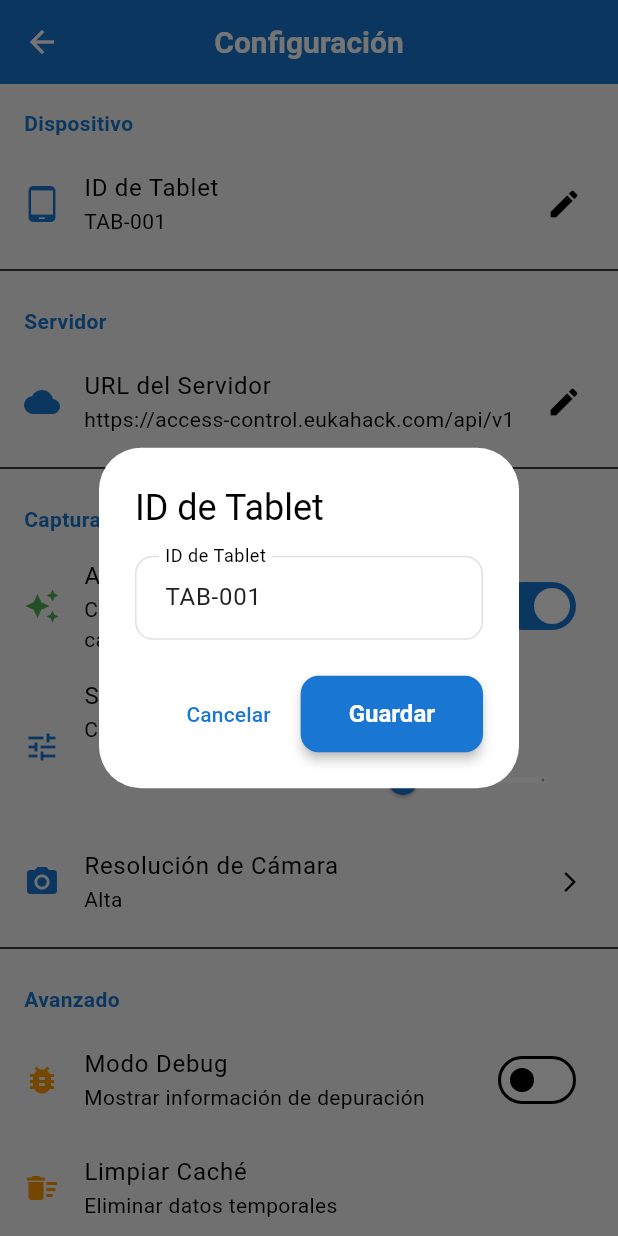
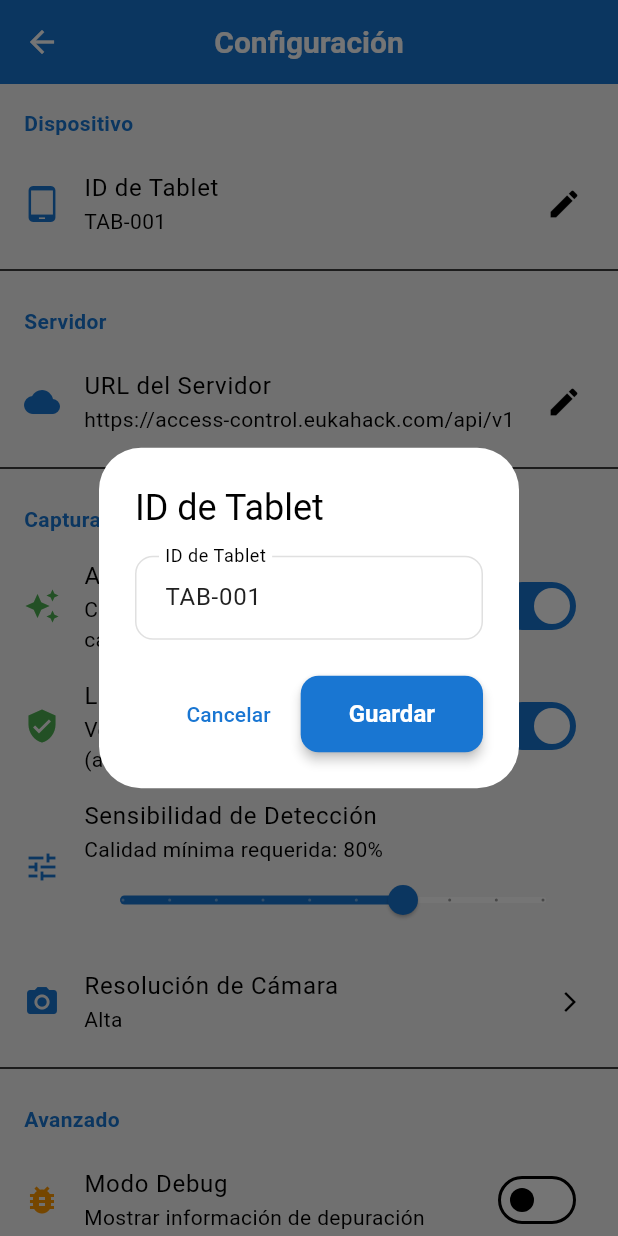
Before and after one commit to SebasInvent/changingbeat, a Flutter app: the SettingsScreen screen opened by its route, after a tap on "ID de Tablet", on a phone screen of 412 x 824 dp. Run offline on Flutter 3.47's test engine with Material 3 defaults, Android fonts, the phone set to English and light mode, and no system bars; our stand-ins replace audioplayers, camera, device_info_plus, dio, flutter_image_compress, flutter_tts and 5 more; missing offline and left inert: google_mlkit_face_detection, google_mlkit_text_recognition; accounts and stored records are empty; network calls fail.

Commit message:
Complete liveness detection integration: Settings provider and UI toggle

```diff
--- a/changingbeat/lib/features/settings/presentation/screens/settings_screen.dart
+++ b/changingbeat/lib/features/settings/presentation/screens/settings_screen.dart
@@ -35,6 +35,7 @@ class SettingsScreen extends StatelessWidget {
               // Sección: Captura
               _buildSectionHeader('Captura Biométrica'),
               _buildAutoCaptureToggle(settings),
+              _buildLivenessDetectionToggle(settings),
               _buildSensitivitySlider(settings),
               _buildCameraResolutionTile(context, settings),
               const Divider(),
@@ -109,6 +110,17 @@ class SettingsScreen extends StatelessWidget {
           const Text('Capturar automáticamente cuando la calidad sea óptima'),
       value: settings.autoCapture,
       onChanged: (value) => settings.setAutoCapture(value),
+    );
+  }
+
+  Widget _buildLivenessDetectionToggle(SettingsProvider settings) {
+    return SwitchListTile(
+      secondary: const Icon(Icons.verified_user, color: AppTheme.accentColor),
+      title: const Text('Liveness Detection'),
+      subtitle:
+          const Text('Verificar que sea una persona real (anti-spoofing)'),
+      value: settings.livenessDetection,
+      onChanged: (value) => settings.setLivenessDetection(value),
     );
   }
 
--- a/changingbeat/lib/features/settings/providers/settings_provider.dart
+++ b/changingbeat/lib/features/settings/providers/settings_provider.dart
@@ -41,6 +41,7 @@ class SettingsProvider with ChangeNotifier {
   double get faceDetectionSensitivity => _faceDetectionSensitivity;
   String get cameraResolution => _cameraResolution;
   bool get debugMode => _debugMode;
+  bool get livenessDetection => _livenessDetection;
   bool get isLoading => _isLoading;
 
   // Información de la app
@@ -64,8 +65,11 @@ class SettingsProvider with ChangeNotifier {
       _cameraResolution =
           prefs.getString(_keyCameraResolution) ?? _defaultResolution;
       _debugMode = prefs.getBool(_keyDebugMode) ?? _defaultDebugMode;
+      _livenessDetection =
+          prefs.getBool(_keyLivenessDetection) ?? _defaultLivenessDetection;
 
-      debugPrint('Settings loaded: TabletID=$_tabletId, ServerURL=$_serverUrl');
+      debugPrint(
+          'Settings loaded: TabletID=$_tabletId, ServerURL=$_serverUrl, Liveness=$_livenessDetection');
     } catch (e) {
       debugPrint('Error loading settings: $e');
     } finally {
@@ -142,6 +146,15 @@ class SettingsProvider with ChangeNotifier {
     await prefs.setBool(_keyDebugMode, enabled);
   }
 
+  /// Establecer liveness detection
+  Future<void> setLivenessDetection(bool enabled) async {
+    _livenessDetection = enabled;
+    notifyListeners();
+
+    final prefs = await SharedPreferences.getInstance();
+    await prefs.setBool(_keyLivenessDetection, enabled);
+  }
+
   /// Restablecer a valores por defecto
   Future<void> resetToDefaults() async {
     _tabletId = _defaultTabletId;
@@ -150,6 +163,7 @@ class SettingsProvider with ChangeNotifier {
     _faceDetectionSensitivity = _defaultSensitivity;
     _cameraResolution = _defaultResolution;
     _debugMode = _defaultDebugMode;
+    _livenessDetection = _defaultLivenessDetection;
 
     notifyListeners();
 
@@ -172,6 +186,7 @@ class SettingsProvider with ChangeNotifier {
       'faceDetectionSensitivity': _faceDetectionSensitivity,
       'cameraResolution': _cameraResolution,
       'debugMode': _debugMode,
+      'livenessDetection': _livenessDetection,
     };
   }
 
@@ -195,5 +210,8 @@ class SettingsProvider with ChangeNotifier {
     if (settings.containsKey('debugMode')) {
       await setDebugMode(settings['debugMode']);
     }
+    if (settings.containsKey('livenessDetection')) {
+      await setLivenessDetection(settings['livenessDetection']);
+    }
   }
 }
```
